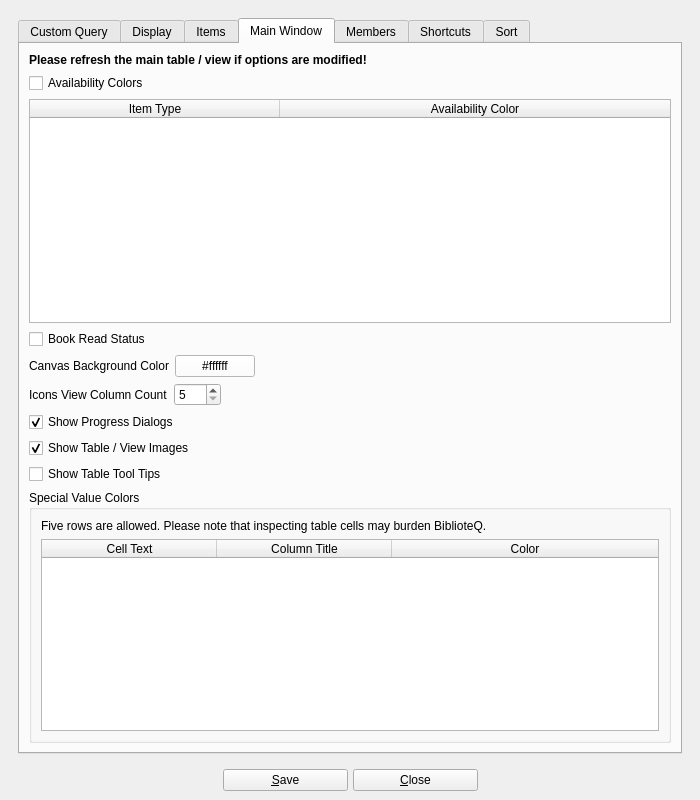
This is UI/biblioteq_otheroptions.ui in textbrowser/biblioteq as Qt 5 draws it before an edit. The edited form follows.
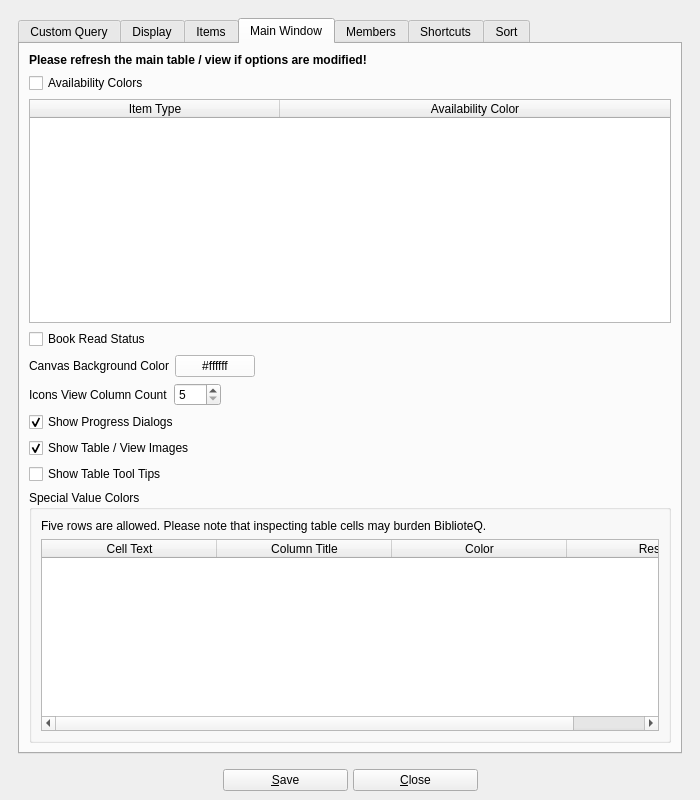
This is the edited form. The open tabs and pages were chosen to show the change. Icons and pictures are not drawn. Custom widgets are drawn as their Qt base class.

```diff
--- a/UI/biblioteq_otheroptions.ui
+++ b/UI/biblioteq_otheroptions.ui
@@ -681,6 +681,11 @@
                    <string>Color</string>
                   </property>
                  </column>
+                 <column>
+                  <property name="text">
+                   <string>Reset</string>
+                  </property>
+                 </column>
                 </widget>
                </item>
               </layout>
```
